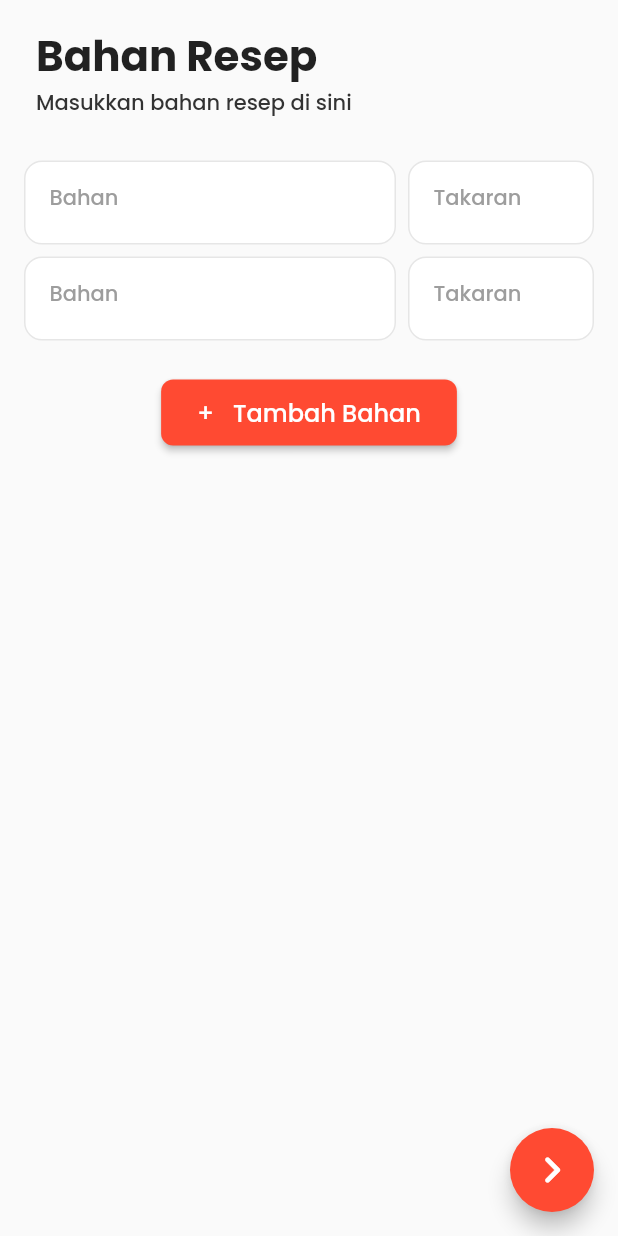
After one commit to rifky290301/foodpad, a Flutter app: the AddRecipeIngredient screen opened by its route, after a tap on an icon or button, on a phone screen of 412 x 824 dp. The commit adds this screen. Run offline on Flutter 3.47's test engine with Material 2 defaults, Android fonts, the light colour scheme and no system bars; our stand-ins replace carousel_slider, flutter_local_notifications, flutter_rating_bar, rxdart, share, shared_preferences; missing offline and left inert: android_alarm_manager; accounts and stored records are empty.

Commit message:
Add Recipe Page UI Finishing
- Added 'add recipe ingredient' page
- Added 'add recipe step' page
- Updated main route (temporary)

```diff
--- a/lib/main.dart
+++ b/lib/main.dart
@@ -6,6 +6,8 @@ import 'package:foodpad/common/navigation.dart';
 import 'package:foodpad/provider/preferences_provider.dart';
 import 'package:foodpad/provider/recipe_provider.dart';
 import 'package:foodpad/provider/scheduling_provider.dart';
+import 'package:foodpad/ui/add_recipe/add_recipe_ingredient_page.dart';
+import 'package:foodpad/ui/add_recipe/add_recipe_step.dart';
 import 'package:foodpad/ui/authentication/register_page.dart';
 import 'package:foodpad/ui/favorite_page.dart';
 import 'package:foodpad/ui/home/ingredient_recipe_page.dart';
@@ -87,6 +89,9 @@ class MyApp extends StatelessWidget {
                   const IngredientsListPage(),
               TrendingListPage.routeName: (context) => const TrendingListPage(),
               FavoritePage.routeName: (context) => const FavoritePage(),
+              AddRecipeIngredient.routeName: (context) =>
+                  const AddRecipeIngredient(),
+              AddRecipeStep.routeName: (context) => const AddRecipeStep(),
               MainFavoritePage.routeName: (context) => const MainFavoritePage(),
               IngredientRecipePage.routeName: (context) => IngredientRecipePage(
                   category:
--- /dev/null
+++ b/lib/ui/add_recipe/add_recipe_ingredient_page.dart
@@ -0,0 +1,232 @@
+import 'package:flutter/material.dart';
+import 'package:foodpad/common/styles.dart';
+import 'package:foodpad/ui/add_recipe/add_recipe_step.dart';
+
+class AddRecipeIngredient extends StatefulWidget {
+  const AddRecipeIngredient({Key? key}) : super(key: key);
+  static const routeName = '/add_recipe_ingredient_page';
+
+  @override
+  _AddRecipeIngredientState createState() => _AddRecipeIngredientState();
+}
+
+class IngredientForm extends StatelessWidget {
+  const IngredientForm({Key? key}) : super(key: key);
+
+  @override
+  Widget build(BuildContext context) {
+    TextEditingController ingredientController = TextEditingController();
+    TextEditingController ingredientSizeController = TextEditingController();
+    return Padding(
+      padding: const EdgeInsets.only(bottom: 8),
+      child: Row(
+        children: <Widget>[
+          Expanded(
+            flex: 4,
+            child: Row(
+              children: <Widget>[
+                Expanded(
+                  child: Container(
+                    height: 56,
+                    decoration: BoxDecoration(
+                      color: Colors.white,
+                      borderRadius: BorderRadius.circular(12),
+                      border: Border.all(
+                        color: const Color(0xFFE6E6E6),
+                      ),
+                    ),
+                    child: Padding(
+                      padding:
+                          const EdgeInsetsDirectional.fromSTEB(16, 0, 0, 0),
+                      child: TextFormField(
+                        controller: ingredientController,
+                        cursorColor: orange,
+                        validator: (String? value) {
+                          if (value!.isEmpty) {
+                            return 'Bahan harus diisi';
+                          }
+                          return null;
+                        },
+                        style: blackTextStyle,
+                        decoration: const InputDecoration(
+                          hintStyle: subtitleTextStyle,
+                          hintText: "Bahan",
+                          border: InputBorder.none,
+                        ),
+                      ),
+                    ),
+                  ),
+                ),
+              ],
+            ),
+          ),
+          const SizedBox(width: 8),
+          Expanded(
+            flex: 2,
+            child: Row(
+              children: <Widget>[
+                Expanded(
+                  flex: 3,
+                  child: Container(
+                    height: 56,
+                    decoration: BoxDecoration(
+                      color: Colors.white,
+                      borderRadius: BorderRadius.circular(12),
+                      border: Border.all(
+                        color: const Color(0xFFE6E6E6),
+                      ),
+                    ),
+                    child: Padding(
+                      padding:
+                          const EdgeInsetsDirectional.fromSTEB(16, 0, 0, 0),
+                      child: TextFormField(
+                        controller: ingredientSizeController,
+                        cursorColor: orange,
+                        validator: (String? value) {
+                          if (value!.isEmpty) {
+                            return 'Kosong';
+                          }
+                          return null;
+                        },
+                        style: blackTextStyle,
+                        decoration: const InputDecoration(
+                          hintStyle: subtitleTextStyle,
+                          hintText: "Takaran",
+                          border: InputBorder.none,
+                        ),
+                      ),
+                    ),
+                  ),
+                ),
+              ],
+            ),
+          ),
+        ],
+      ),
+    );
+  }
+}
+
+class _AddRecipeIngredientState extends State<AddRecipeIngredient> {
+  final GlobalKey<FormState> _formKey = GlobalKey<FormState>();
+  final scaffoldKey = GlobalKey<ScaffoldState>();
+  List<IngredientForm> listIngredient = [];
+
+  @override
+  void initState() {
+    super.initState();
+    addIngredientForm();
+  }
+
+  addIngredientForm() {
+    listIngredient.add(IngredientForm());
+    setState(() {});
+  }
+
+  @override
+  Widget build(BuildContext context) {
+    return Scaffold(
+      key: scaffoldKey,
+      floatingActionButton: FloatingActionButton(
+        backgroundColor: orange,
+        onPressed: () {
+          if (_formKey.currentState!.validate()) {
+            print('OK');
+            Navigator.pushNamed(context, AddRecipeStep.routeName);
+            return;
+          } else {
+            showDialog<String>(
+              context: context,
+              builder: (BuildContext context) => AlertDialog(
+                title: const Text(
+                  'Gagal Menambah Resep',
+                  style: titleTextStyle,
+                ),
+                content: const Text(
+                    'Resep tidak dapat ditambah. Silahkan coba lagi atau periksa bahwa data resep yang dibutuhkan sudah sesuai.',
+                    style: blackTextStyle),
+                actions: <Widget>[
+                  TextButton(
+                    onPressed: () => Navigator.pop(context),
+                    child: const Text('Tutup', style: orangeSmallTextStyle),
+                  ),
+                ],
+              ),
+            );
+            return;
+          }
+        },
+        child: const Icon(Icons.navigate_next_rounded, size: 36),
+      ),
+      body: SafeArea(
+        child: SingleChildScrollView(
+          child: Padding(
+            padding: const EdgeInsets.all(16),
+            child: Form(
+              key: _formKey,
+              child: Column(
+                mainAxisSize: MainAxisSize.max,
+                crossAxisAlignment: CrossAxisAlignment.start,
+                children: [
+                  Padding(
+                    padding: const EdgeInsets.only(left: 8),
+                    child: Column(
+                      crossAxisAlignment: CrossAxisAlignment.start,
+                      children: const [
+                        Text(
+                          'Bahan Resep',
+                          style: helloTextStyle,
+                        ),
+                        Text(
+                          'Masukkan bahan resep di sini',
+                          style: TextStyle(fontFamily: font, color: black),
+                        ),
+                      ],
+                    ),
+                  ),
+                  const SizedBox(height: 28),
+                  ListView.builder(
+                      shrinkWrap: true,
+                      physics: const ClampingScrollPhysics(),
+                      itemCount: listIngredient.length,
+                      itemBuilder: (context, index) {
+                        return listIngredient[index];
+                      }),
+                  const SizedBox(height: 16),
+                  Row(
+                    mainAxisAlignment: MainAxisAlignment.center,
+                    children: [
+                      ElevatedButton(
+                          child: const Padding(
+                            padding: EdgeInsets.symmetric(
+                                vertical: 10, horizontal: 8),
+                            child: Text('+   Tambah Bahan',
+                                style:
+                                    TextStyle(fontFamily: font, fontSize: 16)),
+                          ),
+                          style: ButtonStyle(
+                            foregroundColor:
+                                MaterialStateProperty.all<Color>(white),
+                            backgroundColor:
+                                MaterialStateProperty.all<Color>(orange),
+                            shape: MaterialStateProperty.all<
+                                RoundedRectangleBorder>(
+                              RoundedRectangleBorder(
+                                borderRadius: BorderRadius.circular(8),
+                              ),
+                            ),
+                          ),
+                          onPressed: () {
+                            addIngredientForm();
+                          }),
+                    ],
+                  )
+                ],
+              ),
+            ),
+          ),
+        ),
+      ),
+    );
+  }
+}
--- a/lib/ui/favorite_page.dart
+++ b/lib/ui/favorite_page.dart
@@ -9,7 +9,7 @@ import 'package:foodpad/common/styles.dart';
 import 'package:foodpad/models/favorite_model.dart';
 import 'package:foodpad/provider/favorite_provider.dart';
 import 'package:foodpad/provider/recipe_provider.dart';
-import 'package:foodpad/ui/add_recipe_page.dart';
+import 'package:foodpad/ui/add_recipe/add_recipe_page.dart';
 import 'package:foodpad/ui/error/error.dart';
 import 'package:foodpad/ui/error/no_favorite.dart';
 import 'package:foodpad/ui/error/no_internet.dart';
--- a/lib/ui/main_page.dart
+++ b/lib/ui/main_page.dart
@@ -1,6 +1,6 @@
 import 'package:flutter/material.dart';
 import 'package:foodpad/common/styles.dart';
-import 'package:foodpad/ui/add_recipe_page.dart';
+import 'package:foodpad/ui/add_recipe/add_recipe_page.dart';
 import 'package:foodpad/ui/favorite_page.dart';
 import 'package:foodpad/ui/home/home_page.dart';
 import 'package:foodpad/ui/recipe_detail/detail_page.dart';
```
Also changed, not shown: lib/ui/add_recipe/add_recipe_page.dart (renamed from lib/ui/add_recipe_page.dart, +5 -4 lines), lib/ui/add_recipe/add_recipe_step.dart (added, +205 -0 lines).
